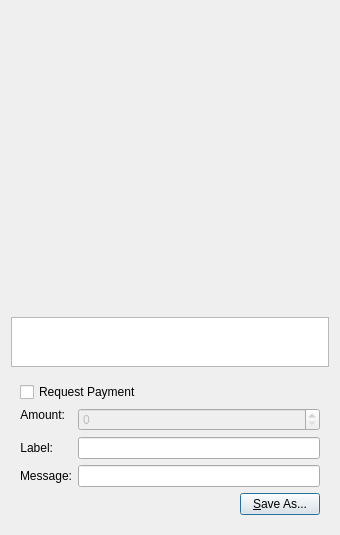
First picture: the form in src/qt/forms/qrcodedialog.ui, repository EverGreenCoinDev/EverGreenCoin, before the edit.
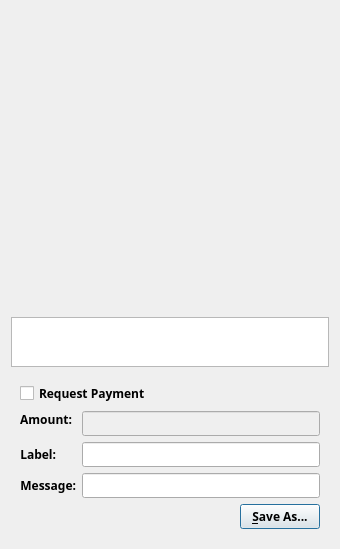
Second picture: the form after the edit. Custom widgets are drawn as their Qt base class.

Commit message: Typola dev commit

```diff
--- a/src/qt/forms/qrcodedialog.ui
+++ b/src/qt/forms/qrcodedialog.ui
@@ -7,7 +7,7 @@
     <x>0</x>
     <y>0</y>
     <width>340</width>
-    <height>530</height>
+    <height>534</height>
    </rect>
   </property>
   <property name="windowTitle">
@@ -63,12 +63,28 @@
    </item>
    <item>
     <widget class="QWidget" name="widget" native="true">
+     <property name="font">
+      <font>
+       <family>Typola</family>
+       <weight>75</weight>
+       <bold>true</bold>
+       <stylestrategy>PreferAntialias</stylestrategy>
+      </font>
+     </property>
      <layout class="QVBoxLayout" name="verticalLayout_2">
       <item>
        <widget class="QCheckBox" name="chkReqPayment">
         <property name="enabled">
          <bool>true</bool>
         </property>
+        <property name="font">
+         <font>
+          <family>Typola</family>
+          <weight>75</weight>
+          <bold>true</bold>
+          <stylestrategy>PreferAntialias</stylestrategy>
+         </font>
+        </property>
         <property name="text">
          <string>Request Payment</string>
         </property>
@@ -81,6 +97,14 @@
         </property>
         <item row="1" column="0">
          <widget class="QLabel" name="lblLabel">
+          <property name="font">
+           <font>
+            <family>Typola</family>
+            <weight>75</weight>
+            <bold>true</bold>
+            <stylestrategy>PreferAntialias</stylestrategy>
+           </font>
+          </property>
           <property name="text">
            <string>Label:</string>
           </property>
@@ -96,10 +120,27 @@
          </widget>
         </item>
         <item row="1" column="1">
-         <widget class="QLineEdit" name="lnLabel"/>
+         <widget class="QLineEdit" name="lnLabel">
+          <property name="font">
+           <font>
+            <family>Typola</family>
+            <weight>75</weight>
+            <bold>true</bold>
+            <stylestrategy>PreferAntialias</stylestrategy>
+           </font>
+          </property>
+         </widget>
         </item>
         <item row="2" column="0">
          <widget class="QLabel" name="lblMessage">
+          <property name="font">
+           <font>
+            <family>Typola</family>
+            <weight>75</weight>
+            <bold>true</bold>
+            <stylestrategy>PreferAntialias</stylestrategy>
+           </font>
+          </property>
           <property name="text">
            <string>Message:</string>
           </property>
@@ -115,7 +156,16 @@
          </widget>
         </item>
         <item row="2" column="1">
-         <widget class="QLineEdit" name="lnMessage"/>
+         <widget class="QLineEdit" name="lnMessage">
+          <property name="font">
+           <font>
+            <family>Typola</family>
+            <weight>75</weight>
+            <bold>true</bold>
+            <stylestrategy>PreferAntialias</stylestrategy>
+           </font>
+          </property>
+         </widget>
         </item>
         <item row="0" column="0">
          <widget class="QLabel" name="lblAmount">
@@ -125,6 +175,14 @@
             <verstretch>0</verstretch>
            </sizepolicy>
           </property>
+          <property name="font">
+           <font>
+            <family>Typola</family>
+            <weight>75</weight>
+            <bold>true</bold>
+            <stylestrategy>PreferAntialias</stylestrategy>
+           </font>
+          </property>
           <property name="text">
            <string>Amount:</string>
           </property>
@@ -150,6 +208,14 @@
             <height>0</height>
            </size>
           </property>
+          <property name="font">
+           <font>
+            <family>Typola</family>
+            <weight>75</weight>
+            <bold>true</bold>
+            <stylestrategy>PreferAntialias</stylestrategy>
+           </font>
+          </property>
          </widget>
         </item>
        </layout>
@@ -158,6 +224,14 @@
        <layout class="QHBoxLayout" name="horizontalLayout">
         <item>
          <spacer name="horizontalSpacer">
+          <property name="font">
+           <font>
+            <family>Typola</family>
+            <weight>75</weight>
+            <bold>true</bold>
+            <stylestrategy>PreferAntialias</stylestrategy>
+           </font>
+          </property>
           <property name="orientation">
            <enum>Qt::Horizontal</enum>
           </property>
@@ -171,6 +245,14 @@
         </item>
         <item>
          <widget class="QPushButton" name="btnSaveAs">
+          <property name="font">
+           <font>
+            <family>Typola</family>
+            <weight>75</weight>
+            <bold>true</bold>
+            <stylestrategy>PreferAntialias</stylestrategy>
+           </font>
+          </property>
           <property name="text">
            <string>&amp;Save As...</string>
           </property>
@@ -186,7 +268,7 @@
  <customwidgets>
   <customwidget>
    <class>BitcoinAmountField</class>
-   <extends>QSpinBox</extends>
+   <extends>QLineEdit</extends>
    <header>bitcoinamountfield.h</header>
   </customwidget>
  </customwidgets>
```
Left out of the diff: 17 changed lines with no effect on the pictures. The commit also changes 74 other files.
